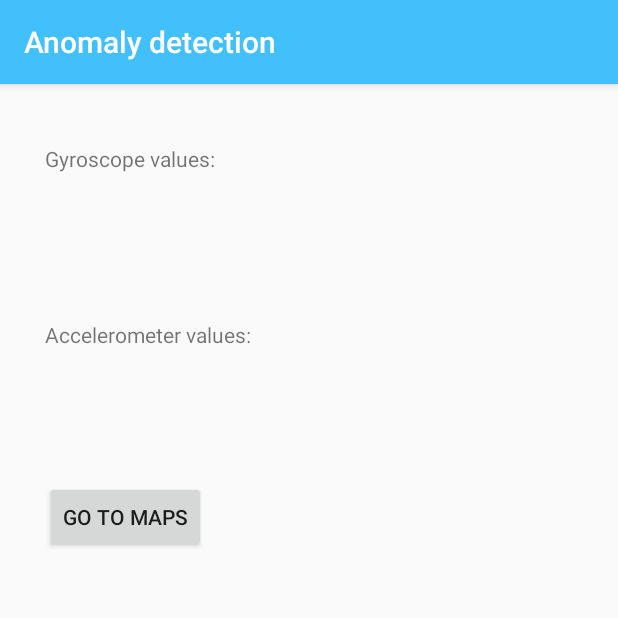
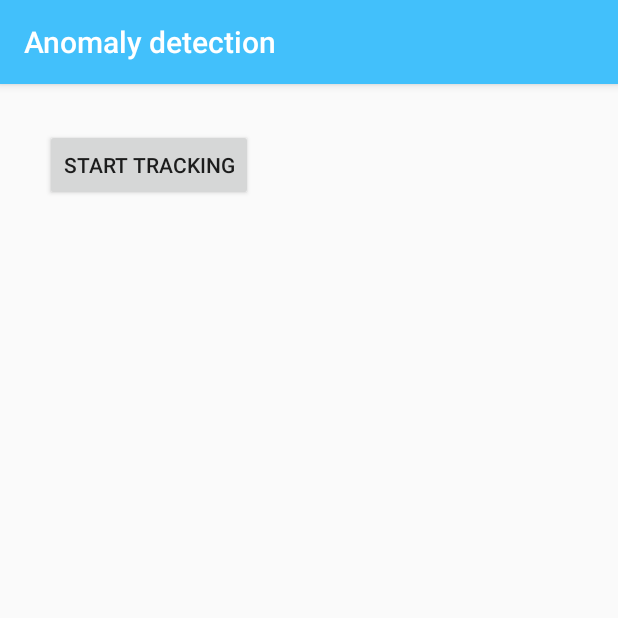
Before and after one commit to SuzannaWentzel/ChallengeAnomalyDetection, an Android app: the screen it shows after launch (MainActivity), on a phone screen of 412 x 824 dp, the top half of it. Run offline under Robolectric (Android 15) with nearby library versions, the phone set to English and light mode, and no system bars.

Commit message:
Added GPS values to map anomalys on map, revoked existing API key

```diff
--- a/ChallengeAnomalyDetection/Practicing/app/src/debug/res/values/google_maps_api.xml
+++ b/ChallengeAnomalyDetection/Practicing/app/src/debug/res/values/google_maps_api.xml
@@ -20,5 +20,5 @@
     Once you have your key (it starts with "AIza"), replace the "google_maps_key"
     string in this file.
     -->
-    <string name="google_maps_key" templateMergeStrategy="preserve" translatable="false">AIzaSyBvEWRwShqpsH_uZ4d5CGx8A6SmH8oYnus</string>
+    <string name="google_maps_key" templateMergeStrategy="preserve" translatable="false">[KEY HERE]</string>
 </resources>
--- a/ChallengeAnomalyDetection/Practicing/app/src/main/AndroidManifest.xml
+++ b/ChallengeAnomalyDetection/Practicing/app/src/main/AndroidManifest.xml
@@ -1,7 +1,6 @@
 <?xml version="1.0" encoding="utf-8"?>
 <manifest xmlns:android="http://schemas.android.com/apk/res/android"
     package="com.example.practicing">
-
     <!--
          The ACCESS_COARSE/FINE_LOCATION permissions are not required to use
          Google Maps Android API v2, but you must specify either coarse or fine
@@ -16,7 +15,6 @@
         android:roundIcon="@mipmap/ic_launcher_round"
         android:supportsRtl="true"
         android:theme="@style/AppTheme">
-
         <!--
              The API key for Google Maps-based APIs is defined as a string resource.
              (See the file "res/values/google_maps_api.xml").
@@ -31,7 +29,7 @@
 
         <activity
             android:name=".MapsActivity"
-            android:label="@string/title_activity_maps"></activity>
+            android:label="@string/title_activity_maps" />
         <activity android:name=".MainActivity">
             <intent-filter>
                 <action android:name="android.intent.action.MAIN" />
--- a/ChallengeAnomalyDetection/Practicing/app/src/main/java/com/example/practicing/MainActivity.java
+++ b/ChallengeAnomalyDetection/Practicing/app/src/main/java/com/example/practicing/MainActivity.java
@@ -1,86 +1,78 @@
 package com.example.practicing;
 
 import androidx.appcompat.app.AppCompatActivity;
+import androidx.core.app.ActivityCompat;
 
+import android.Manifest;
 import android.content.Context;
 import android.content.Intent;
 import android.hardware.Sensor;
 import android.hardware.SensorEvent;
 import android.hardware.SensorEventListener;
 import android.hardware.SensorManager;
+import android.location.Location;
 import android.os.Bundle;
 import android.util.Log;
 import android.view.View;
 import android.widget.Button;
 import android.widget.TextView;
+import android.widget.Toast;
 
-public class MainActivity extends AppCompatActivity implements SensorEventListener {
+public class MainActivity extends AppCompatActivity {
 
     private static final String TAG = "MainActivity";
-
-    private SensorManager sensorManager;
-    Sensor gyroscope, accelerometer;
-
-    TextView xGyroValue, yGyroValue, zGyroValue;
-    TextView xAccValue, yAccValue, zAccValue;
-
-
+//
+//    private SensorManager sensorManager;
+//    Sensor accelerometer;
+//
+//    TextView zAccValue;
+//
+//    private boolean toMap;
 
     @Override
     protected void onCreate(Bundle savedInstanceState) {
+//        toMap = true;
         super.onCreate(savedInstanceState);
         setContentView(R.layout.activity_main);
 
-        xGyroValue = (TextView) findViewById(R.id.xGyroValue);
-        yGyroValue = (TextView) findViewById(R.id.yGyroValue);
-        zGyroValue = (TextView) findViewById(R.id.zGyroValue);
+//        zAccValue = (TextView) findViewById(R.id.zAccValue);
 
-        xAccValue = (TextView) findViewById(R.id.xAccValue);
-        yAccValue = (TextView) findViewById(R.id.yAccValue);
-        zAccValue = (TextView) findViewById(R.id.zAccValue);
-
-        Log.d(TAG, "onCreate: Initializing Sensor services");
-        sensorManager = (SensorManager) getSystemService(Context.SENSOR_SERVICE);
-
-        gyroscope = sensorManager.getDefaultSensor(Sensor.TYPE_GYROSCOPE);
-        accelerometer = sensorManager.getDefaultSensor(Sensor.TYPE_ACCELEROMETER);
-        sensorManager.registerListener(MainActivity.this, gyroscope, SensorManager.SENSOR_DELAY_NORMAL);
-        sensorManager.registerListener(MainActivity.this, accelerometer, sensorManager.SENSOR_DELAY_NORMAL);
-        Log.d(TAG, "onCreate: Registered gyroscope and accelerometer");
+//        Log.d(TAG, "onCreate: Initializing Sensor services");
+//        sensorManager = (SensorManager) getSystemService(Context.SENSOR_SERVICE);
+//
+//        accelerometer = sensorManager.getDefaultSensor(Sensor.TYPE_ACCELEROMETER);
+//        sensorManager.registerListener(MainActivity.this, accelerometer, sensorManager.SENSOR_DELAY_NORMAL);
+//        Log.d(TAG, "onCreate: Registered gyroscope and accelerometer");
 
         Button btn = (Button) findViewById(R.id.openMaps);
-
+        ActivityCompat.requestPermissions(MainActivity.this, new String[]{Manifest.permission.ACCESS_FINE_LOCATION},123);
         btn.setOnClickListener(new View.OnClickListener() {
             @Override
             public void onClick(View v) {
                 startActivity(new Intent(MainActivity.this, MapsActivity.class));
+//                toMap = false;
+                finish();
             }
         });
     }
 
-    @Override
-    public void onAccuracyChanged(Sensor sensor, int i) {
+//    @Override
+//    public void onAccuracyChanged(Sensor sensor, int i) {
+//
+//    }
 
-    }
-
-    @Override
-    public void onSensorChanged(SensorEvent sensorEvent) {
-        Sensor sensor = sensorEvent.sensor;
-
-        if (sensor.getType() == Sensor.TYPE_ACCELEROMETER) {
-            Log.d(TAG, "onAcceleroSensorChanged: X: " + sensorEvent.values[0] + ", Y: " + sensorEvent.values[1] + ", Z:  " + sensorEvent.values[2]);
-
-            xAccValue.setText("X: " + sensorEvent.values[0]);
-            yAccValue.setText("Y: " + sensorEvent.values[1]);
-            zAccValue.setText("Z: " + sensorEvent.values[2]);
-        } else if (sensor.getType() == Sensor.TYPE_GYROSCOPE) {
-            Log.d(TAG, "onGyroSensorChanged: X: " + sensorEvent.values[0] + ", Y: " + sensorEvent.values[1] + ", Z:  " + sensorEvent.values[2]);
-
-            xGyroValue.setText("X: " + sensorEvent.values[0]);
-            yGyroValue.setText("Y: " + sensorEvent.values[1]);
-            zGyroValue.setText("Z: " + sensorEvent.values[2]);
-        }
-
-
-    }
+//    @Override
+//    public void onSensorChanged(SensorEvent sensorEvent) {
+//        Sensor sensor = sensorEvent.sensor;
+//
+//        if (!toMap) {
+//            finish();
+//        }
+//
+//        if (sensor.getType() == Sensor.TYPE_ACCELEROMETER) {
+//            Log.d(TAG, "onAcceleroSensorChanged: X: " + sensorEvent.values[0] + ", Y: " + sensorEvent.values[1] + ", Z:  " + sensorEvent.values[2]);
+//
+//            zAccValue.setText("Z: " + sensorEvent.values[2]);
+//        }
+//    }
 }
--- a/ChallengeAnomalyDetection/Practicing/app/src/main/res/layout/activity_main.xml
+++ b/ChallengeAnomalyDetection/Practicing/app/src/main/res/layout/activity_main.xml
@@ -9,109 +9,22 @@
     android:orientation="vertical"
     >
 
-    <LinearLayout
-        android:layout_width="wrap_content"
-        android:layout_height="wrap_content"
-        android:id="@+id/layoutGyroHeader"
-        android:layout_marginTop="10sp">
-        <TextView
-            android:layout_width="wrap_content"
-            android:layout_height="wrap_content"
-            android:text="Gyroscope values:" />
-    </LinearLayout>
-
-    <LinearLayout
-        android:layout_width="match_parent"
-        android:layout_height="wrap_content"
-        android:orientation="horizontal"
-        android:id="@+id/layoutXGyroValue"
-        android:layout_below="@+id/layoutGyroHeader"
-        android:layout_marginTop="10sp">
-        <TextView
-            android:layout_width="match_parent"
-            android:layout_height="wrap_content"
-            android:id="@+id/xGyroValue"/>
-    </LinearLayout>
-
-    <LinearLayout
-        android:layout_width="match_parent"
-        android:layout_height="wrap_content"
-        android:orientation="horizontal"
-        android:id="@+id/layoutYGyroValue"
-        android:layout_below="@+id/layoutXGyroValue"
-        android:layout_marginTop="10sp">
-        <TextView
-            android:layout_width="match_parent"
-            android:layout_height="wrap_content"
-            android:id="@+id/yGyroValue"/>
-    </LinearLayout>
-
-    <LinearLayout
-        android:layout_width="match_parent"
-        android:layout_height="wrap_content"
-        android:orientation="horizontal"
-        android:id="@+id/layoutZGyroValue"
-        android:layout_below="@+id/layoutYGyroValue"
-        android:layout_marginTop="10sp">
-        <TextView
-            android:layout_width="match_parent"
-            android:layout_height="wrap_content"
-            android:id="@+id/zGyroValue"/>
-    </LinearLayout>
-
-    <LinearLayout
-        android:layout_width="wrap_content"
-        android:layout_height="wrap_content"
-        android:id="@+id/layoutAccHeader"
-        android:layout_marginTop="10sp">
-        <TextView
-            android:layout_width="wrap_content"
-            android:layout_height="wrap_content"
-            android:text="Accelerometer values:" />
-    </LinearLayout>
-
-    <LinearLayout
-        android:layout_width="match_parent"
-        android:layout_height="wrap_content"
-        android:orientation="horizontal"
-        android:id="@+id/layoutXAccValue"
-        android:layout_below="@+id/layoutGyroHeader"
-        android:layout_marginTop="10sp">
-        <TextView
-            android:layout_width="match_parent"
-            android:layout_height="wrap_content"
-            android:id="@+id/xAccValue"/>
-    </LinearLayout>
-
-    <LinearLayout
-        android:layout_width="match_parent"
-        android:layout_height="wrap_content"
-        android:orientation="horizontal"
-        android:id="@+id/layoutYAccValue"
-        android:layout_below="@+id/layoutXAccValue"
-        android:layout_marginTop="10sp">
-        <TextView
-            android:layout_width="match_parent"
-            android:layout_height="wrap_content"
-            android:id="@+id/yAccValue"/>
-    </LinearLayout>
-
-    <LinearLayout
-        android:layout_width="match_parent"
-        android:layout_height="wrap_content"
-        android:orientation="horizontal"
-        android:id="@+id/layoutZAccValue"
-        android:layout_below="@+id/layoutYGyroValue"
-        android:layout_marginTop="10sp">
-        <TextView
-            android:layout_width="match_parent"
-            android:layout_height="wrap_content"
-            android:id="@+id/zAccValue"/>
-    </LinearLayout>
+<!--    <LinearLayout-->
+<!--        android:layout_width="match_parent"-->
+<!--        android:layout_height="wrap_content"-->
+<!--        android:orientation="horizontal"-->
+<!--        android:id="@+id/layoutZAccValue"-->
+<!--        android:layout_below="@+id/layoutYGyroValue"-->
+<!--        android:layout_marginTop="10sp">-->
+<!--        <TextView-->
+<!--            android:layout_width="match_parent"-->
+<!--            android:layout_height="wrap_content"-->
+<!--            android:id="@+id/zAccValue"/>-->
+<!--    </LinearLayout>-->
 
     <Button
         android:id="@+id/openMaps"
         android:layout_width="wrap_content"
         android:layout_height="wrap_content"
-        android:text="Go to maps"/>
+        android:text="Start tracking" />
 </LinearLayout>
```
Also changed, not shown: ChallengeAnomalyDetection/Practicing/app/src/main/java/com/example/practicing/GPStracker.java (added, +58 -0 lines), ChallengeAnomalyDetection/Practicing/app/src/main/java/com/example/practicing/Maps.java (deleted, +0 -14 lines), ChallengeAnomalyDetection/Practicing/app/src/main/java/com/example/practicing/MapsActivity.java (+83 -23 lines), ChallengeAnomalyDetection/Practicing/app/src/main/res/layout/activity_maps.xml (+5 -5 lines), ChallengeAnomalyDetection/Practicing/app/src/main/res/layout/activity_maps2.xml (deleted, +0 -9 lines), 2 other files.
